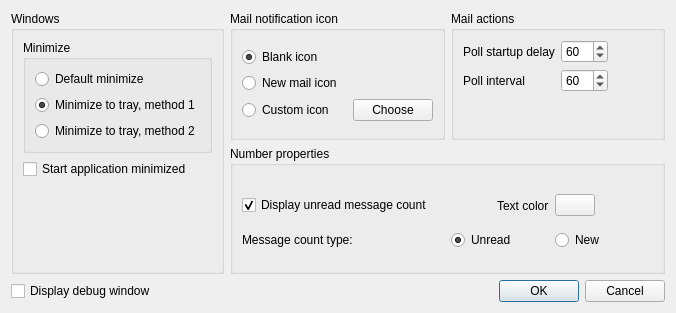
First picture: the form in app/SysTray-X/preferences.ui, repository Ximi1970/systray-x, before the edit.
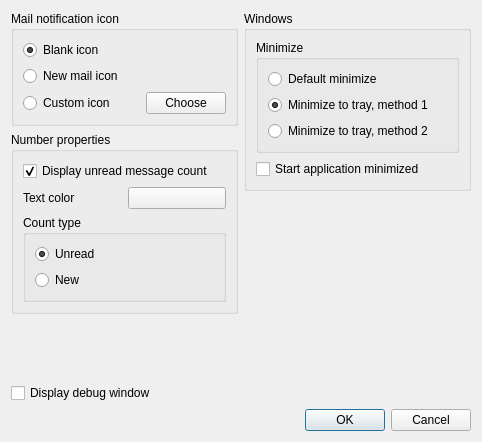
Second picture: the form after the edit. Icons and pictures are not drawn.

Commit message: Remove polling methods

```diff
--- a/app/SysTray-X/preferences.ui
+++ b/app/SysTray-X/preferences.ui
@@ -6,8 +6,8 @@
    <rect>
     <x>0</x>
     <y>0</y>
-    <width>676</width>
-    <height>313</height>
+    <width>482</width>
+    <height>442</height>
    </rect>
   </property>
   <property name="windowTitle">
@@ -18,85 +18,9 @@
     <normaloff>:/files/icons/SysTray-X.png</normaloff>:/files/icons/SysTray-X.png</iconset>
   </property>
   <layout class="QGridLayout" name="gridLayout">
-   <item row="0" column="0" rowspan="2" colspan="2">
-    <widget class="QGroupBox" name="groupBox">
-     <property name="title">
-      <string>Windows</string>
-     </property>
-     <layout class="QVBoxLayout" name="verticalLayout_5">
+   <item row="0" column="0" rowspan="2">
+    <layout class="QVBoxLayout" name="verticalLayout_9">
       <item>
-       <layout class="QVBoxLayout" name="verticalLayout_4">
-        <item>
-         <widget class="QGroupBox" name="groupBox_4">
-          <property name="title">
-           <string>Minimize</string>
-          </property>
-          <layout class="QVBoxLayout" name="verticalLayout_3">
-           <item>
-            <widget class="QRadioButton" name="defaultMinimizeRadioButton">
-             <property name="text">
-              <string>Default minimize</string>
-             </property>
-             <property name="checked">
-              <bool>false</bool>
-             </property>
-             <attribute name="buttonGroup">
-              <string notr="true">minimizeTypeGroup</string>
-             </attribute>
-            </widget>
-           </item>
-           <item>
-            <widget class="QRadioButton" name="minimizeMethod1RadioButton">
-             <property name="text">
-              <string>Minimize to tray, method 1</string>
-             </property>
-             <property name="checked">
-              <bool>true</bool>
-             </property>
-             <attribute name="buttonGroup">
-              <string notr="true">minimizeTypeGroup</string>
-             </attribute>
-            </widget>
-           </item>
-           <item>
-            <widget class="QRadioButton" name="minimizeMethod2RadioButton">
-             <property name="text">
-              <string>Minimize to tray, method 2</string>
-             </property>
-             <attribute name="buttonGroup">
-              <string notr="true">minimizeTypeGroup</string>
-             </attribute>
-            </widget>
-           </item>
-          </layout>
-         </widget>
-        </item>
-        <item>
-         <widget class="QCheckBox" name="startMinimizedCheckBox">
-          <property name="text">
-           <string>Start application minimized</string>
-          </property>
-         </widget>
-        </item>
-       </layout>
-      </item>
-      <item>
-       <spacer name="verticalSpacer">
-        <property name="orientation">
-         <enum>Qt::Vertical</enum>
-        </property>
-        <property name="sizeHint" stdset="0">
-         <size>
-          <width>20</width>
-          <height>40</height>
-         </size>
-        </property>
-       </spacer>
-      </item>
-     </layout>
-    </widget>
-   </item>
-   <item row="0" column="2">
     <widget class="QGroupBox" name="iconTypeGroupBox">
      <property name="title">
       <string>Mail notification icon</string>
@@ -206,70 +130,15 @@
      </layout>
     </widget>
    </item>
-   <item row="0" column="3">
-    <widget class="QGroupBox" name="groupBox_2">
-     <property name="title">
-      <string>Mail actions</string>
-     </property>
-     <layout class="QFormLayout" name="formLayout">
-      <item row="0" column="0">
-       <layout class="QGridLayout" name="gridLayout_2">
-        <item row="0" column="0" colspan="2">
-         <widget class="QLabel" name="pollStartupDelayLabel">
-          <property name="text">
-           <string>Poll startup delay</string>
-          </property>
-         </widget>
-        </item>
-        <item row="0" column="2">
-         <widget class="QSpinBox" name="pollStartupDelaySpinBox">
-          <property name="minimum">
-           <number>1</number>
-          </property>
-          <property name="maximum">
-           <number>999</number>
-          </property>
-          <property name="value">
-           <number>60</number>
-          </property>
-         </widget>
-        </item>
-        <item row="1" column="0">
-         <widget class="QLabel" name="pollIntervalLabel">
-          <property name="text">
-           <string>Poll interval</string>
-          </property>
-         </widget>
-        </item>
-        <item row="1" column="2">
-         <widget class="QSpinBox" name="pollIntervalSpinBox">
-          <property name="minimum">
-           <number>1</number>
-          </property>
-          <property name="maximum">
-           <number>999</number>
-          </property>
-          <property name="value">
-           <number>60</number>
-          </property>
-         </widget>
-        </item>
-       </layout>
-      </item>
-     </layout>
-    </widget>
-   </item>
-   <item row="1" column="2" colspan="2">
+     <item>
     <widget class="QGroupBox" name="groupBox_3">
      <property name="title">
       <string>Number properties</string>
      </property>
+       <layout class="QVBoxLayout" name="verticalLayout_8">
+        <item>
      <layout class="QVBoxLayout" name="verticalLayout_7">
       <item>
-       <layout class="QVBoxLayout" name="verticalLayout_6">
-        <item>
-         <layout class="QHBoxLayout" name="horizontalLayout_6">
-          <item>
            <widget class="QCheckBox" name="showNumberCheckBox">
             <property name="text">
              <string>Display unread message count</string>
@@ -280,18 +149,7 @@
            </widget>
           </item>
           <item>
-           <spacer name="horizontalSpacer_3">
-            <property name="orientation">
-             <enum>Qt::Horizontal</enum>
-            </property>
-            <property name="sizeHint" stdset="0">
-             <size>
-              <width>30</width>
-              <height>37</height>
-             </size>
-            </property>
-           </spacer>
-          </item>
+           <layout class="QHBoxLayout" name="horizontalLayout_6">
           <item>
            <widget class="QLabel" name="label">
             <property name="text">
@@ -309,32 +167,16 @@
             </property>
            </widget>
           </item>
-          <item>
-           <spacer name="horizontalSpacer_4">
-            <property name="orientation">
-             <enum>Qt::Horizontal</enum>
-            </property>
-            <property name="sizeHint" stdset="0">
-             <size>
-              <width>31</width>
-              <height>37</height>
-             </size>
-            </property>
-           </spacer>
-          </item>
          </layout>
         </item>
         <item>
-         <layout class="QHBoxLayout" name="horizontalLayout_5">
-          <item>
-           <widget class="QLabel" name="countTypeLabel">
-            <property name="text">
-             <string>Message count type:</string>
+           <widget class="QGroupBox" name="countTypeGroupBox">
+            <property name="title">
+             <string>Count type</string>
             </property>
-           </widget>
-          </item>
+            <layout class="QVBoxLayout" name="verticalLayout_5">
           <item>
-           <layout class="QHBoxLayout" name="horizontalLayout_4">
+              <layout class="QVBoxLayout" name="verticalLayout_6">
             <item>
              <widget class="QRadioButton" name="unreadRadioButton">
               <property name="text">
@@ -361,33 +203,118 @@
            </layout>
           </item>
          </layout>
+           </widget>
         </item>
        </layout>
       </item>
      </layout>
     </widget>
    </item>
-   <item row="2" column="0">
+     <item>
+      <spacer name="verticalSpacer">
+       <property name="orientation">
+        <enum>Qt::Vertical</enum>
+       </property>
+       <property name="sizeHint" stdset="0">
+        <size>
+         <width>17</width>
+         <height>13</height>
+        </size>
+       </property>
+      </spacer>
+     </item>
+     <item>
     <widget class="QCheckBox" name="debugWindowCheckBox">
      <property name="text">
       <string>Display debug window</string>
      </property>
     </widget>
    </item>
-   <item row="2" column="1" colspan="2">
-    <spacer name="horizontalSpacer_5">
+    </layout>
+   </item>
+   <item row="0" column="1">
+    <widget class="QGroupBox" name="groupBox">
+     <property name="title">
+      <string>Windows</string>
+     </property>
+     <layout class="QGridLayout" name="gridLayout_3">
+      <item row="0" column="0">
+       <layout class="QVBoxLayout" name="verticalLayout_4">
+        <item>
+         <widget class="QGroupBox" name="groupBox_4">
+          <property name="title">
+           <string>Minimize</string>
+          </property>
+          <layout class="QGridLayout" name="gridLayout_2">
+           <item row="0" column="0">
+            <layout class="QVBoxLayout" name="verticalLayout_3">
+             <item>
+              <widget class="QRadioButton" name="defaultMinimizeRadioButton">
+               <property name="text">
+                <string>Default minimize</string>
+               </property>
+               <property name="checked">
+                <bool>false</bool>
+               </property>
+               <attribute name="buttonGroup">
+                <string notr="true">minimizeTypeGroup</string>
+               </attribute>
+              </widget>
+             </item>
+             <item>
+              <widget class="QRadioButton" name="minimizeMethod1RadioButton">
+               <property name="text">
+                <string>Minimize to tray, method 1</string>
+               </property>
+               <property name="checked">
+                <bool>true</bool>
+               </property>
+               <attribute name="buttonGroup">
+                <string notr="true">minimizeTypeGroup</string>
+               </attribute>
+              </widget>
+             </item>
+             <item>
+              <widget class="QRadioButton" name="minimizeMethod2RadioButton">
+               <property name="text">
+                <string>Minimize to tray, method 2</string>
+               </property>
+               <attribute name="buttonGroup">
+                <string notr="true">minimizeTypeGroup</string>
+               </attribute>
+              </widget>
+             </item>
+            </layout>
+           </item>
+          </layout>
+         </widget>
+        </item>
+        <item>
+         <widget class="QCheckBox" name="startMinimizedCheckBox">
+          <property name="text">
+           <string>Start application minimized</string>
+          </property>
+         </widget>
+        </item>
+       </layout>
+      </item>
+     </layout>
+    </widget>
+   </item>
+   <item row="1" column="1">
+    <spacer name="verticalSpacer_2">
      <property name="orientation">
-      <enum>Qt::Horizontal</enum>
+      <enum>Qt::Vertical</enum>
      </property>
      <property name="sizeHint" stdset="0">
       <size>
-       <width>40</width>
-       <height>20</height>
+       <width>20</width>
+       <height>197</height>
       </size>
      </property>
     </spacer>
    </item>
-   <item row="2" column="3">
+   <item row="2" column="1">
     <widget class="QDialogButtonBox" name="buttonBox">
      <property name="orientation">
       <enum>Qt::Horizontal</enum>
```
Lines whose indentation alone changed are shown as unchanged. The commit also changes 7 other files.
